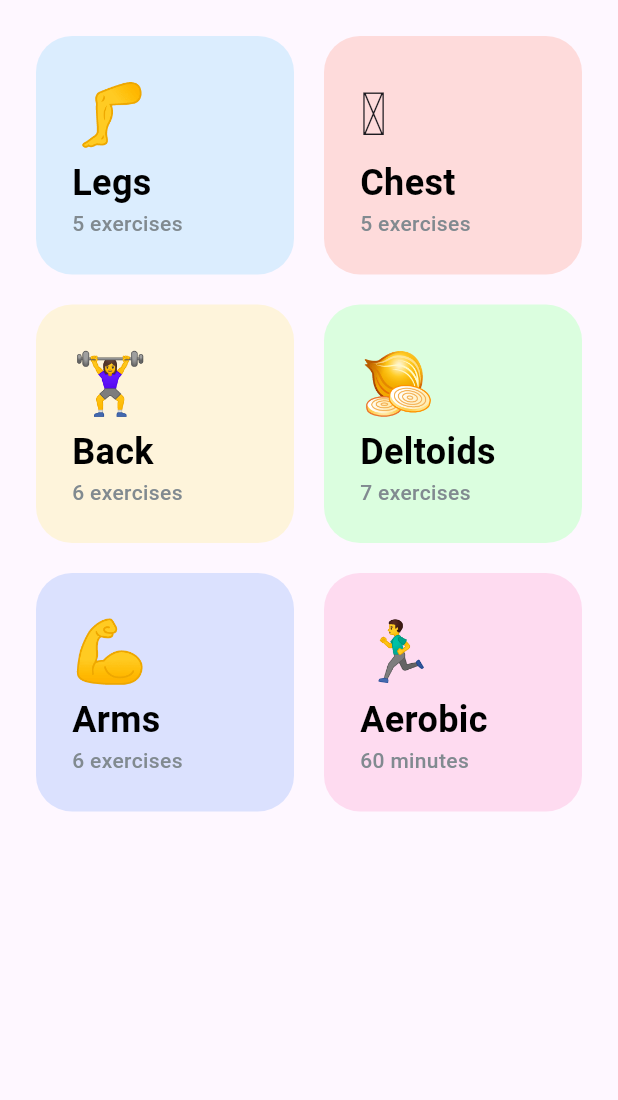
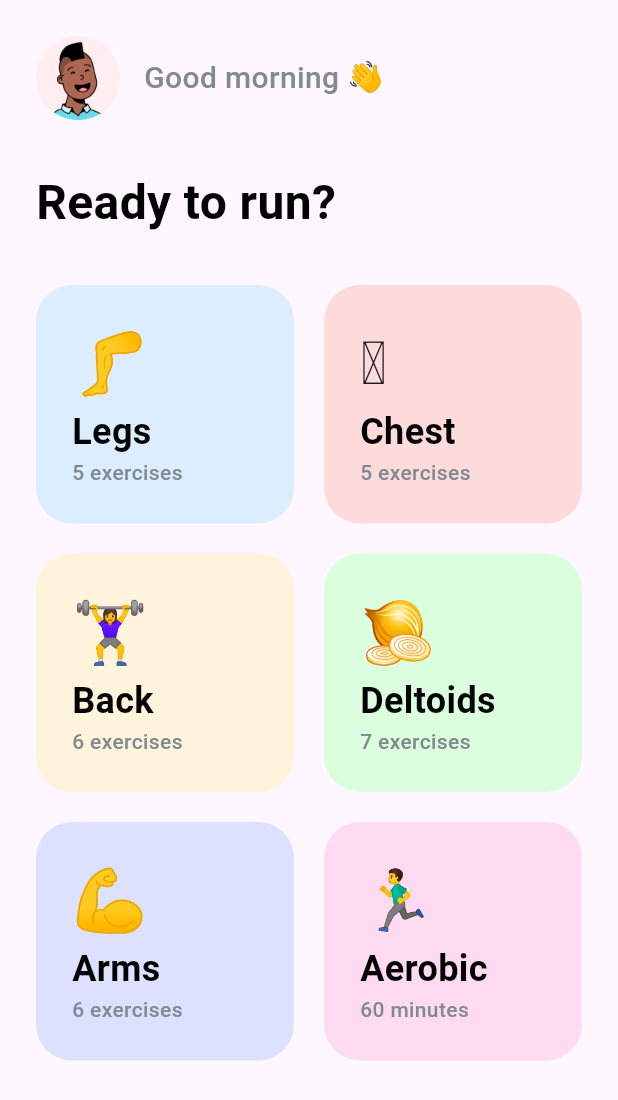
Before and after one commit to EduardoGiacomini/gym, a Flutter app: the screen it shows after launch, on a phone screen of 412 x 824 dp. Shown: the top 1100 px of the screen. Run offline on Flutter 3.47's test engine with Material 2 defaults, Android fonts, the phone set to English and light mode, and no system bars.

Commit message:
feat: create avatar widget

```diff
--- a/lib/main.dart
+++ b/lib/main.dart
@@ -1,6 +1,7 @@
 import 'package:flutter/material.dart';
 import 'package:gym/design-system/tokens/colors.dart';
 import 'package:gym/widgets/banner_card.dart';
+import 'package:gym/widgets/avatar.dart';
 
 void main() {
   runApp(const MyApp());
@@ -24,7 +25,20 @@ class MyApp extends StatelessWidget {
             padding: const EdgeInsets.all(24),
             child: SingleChildScrollView(
               child: Column(
+                crossAxisAlignment: CrossAxisAlignment.start,
                 children: [
+                  const Avatar(),
+                  const SizedBox(height: 32),
+                  Text(
+                    'Ready to run?',
+                    textAlign: TextAlign.left,
+                    style: TextStyle(
+                      fontSize: 32,
+                      fontWeight: FontWeight.w600,
+                      color: AppColors.black,
+                    ),
+                  ),
+                  const SizedBox(height: 32),
                   Row(
                     children: [
                       BannerCard(
--- /dev/null
+++ b/lib/widgets/avatar.dart
@@ -0,0 +1,28 @@
+import 'package:flutter/widgets.dart';
+import 'package:gym/design-system/tokens/colors.dart';
+
+class Avatar extends StatelessWidget {
+  const Avatar({super.key});
+
+  @override
+  Widget build(BuildContext context) {
+    return Row(
+      children: [
+        Image.asset(
+          'lib/design-system/assets/avatar.png',
+          width: 56,
+          height: 56,
+        ),
+        const SizedBox(width: 16),
+        Text(
+          'Good morning 👋',
+          style: TextStyle(
+            fontSize: 20,
+            fontWeight: FontWeight.w500,
+            color: AppColors.gray,
+          ),
+        )
+      ],
+    );
+  }
+}
```
Also changed, not shown: pubspec.yaml (+4 -7 lines).
